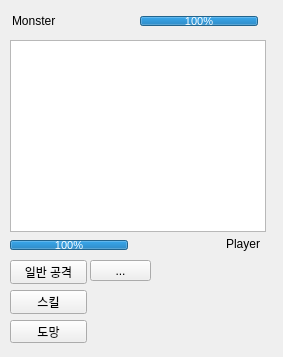
Above: combat.ui from ralph0830/python-dungeon before the change. Below: the same form after it.
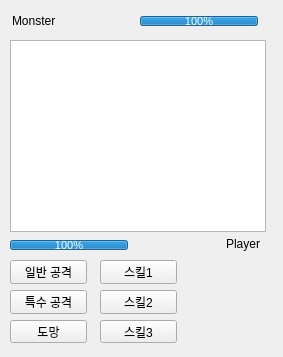
That is the form after the change.

What changed in the file:
```diff
--- a/combat.ui
+++ b/combat.ui
@@ -119,7 +119,7 @@
     <item>
      <widget class="QPushButton" name="btn_CombatSkill">
       <property name="text">
-       <string>스킬</string>
+       <string>특수 공격</string>
       </property>
      </widget>
     </item>
@@ -174,18 +174,38 @@
     </font>
    </property>
   </widget>
-  <widget class="QToolButton" name="toolButton">
+  <widget class="QWidget" name="layoutWidget">
    <property name="geometry">
     <rect>
-     <x>90</x>
+     <x>100</x>
      <y>260</y>
-     <width>61</width>
-     <height>21</height>
+     <width>77</width>
+     <height>83</height>
     </rect>
    </property>
-   <property name="text">
-    <string>...</string>
-   </property>
+   <layout class="QVBoxLayout" name="LayoutSkill">
+    <item>
+     <widget class="QPushButton" name="btn_CombatSkill1">
+      <property name="text">
+       <string>스킬1</string>
+      </property>
+     </widget>
+    </item>
+    <item>
+     <widget class="QPushButton" name="btn_CombatSkill2">
+      <property name="text">
+       <string>스킬2</string>
+      </property>
+     </widget>
+    </item>
+    <item>
+     <widget class="QPushButton" name="btn_CombatSkill3">
+      <property name="text">
+       <string>스킬3</string>
+      </property>
+     </widget>
+    </item>
+   </layout>
   </widget>
  </widget>
  <resources/>
```
Left out of the diff: 2 changed lines with no effect on the pictures.
